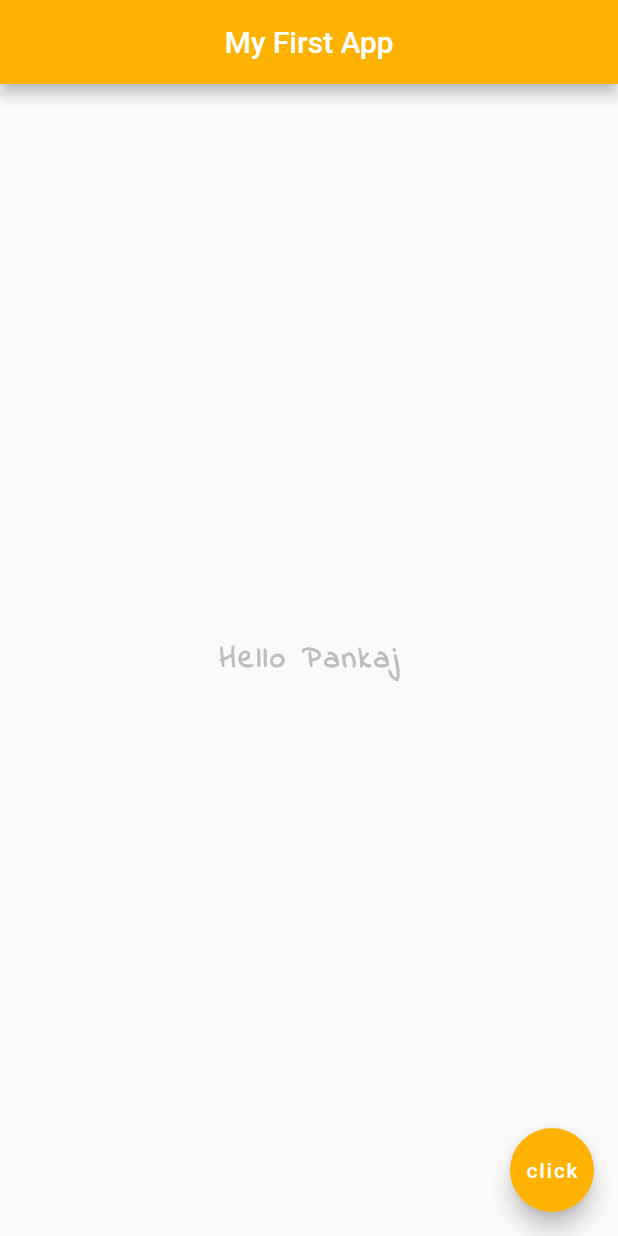
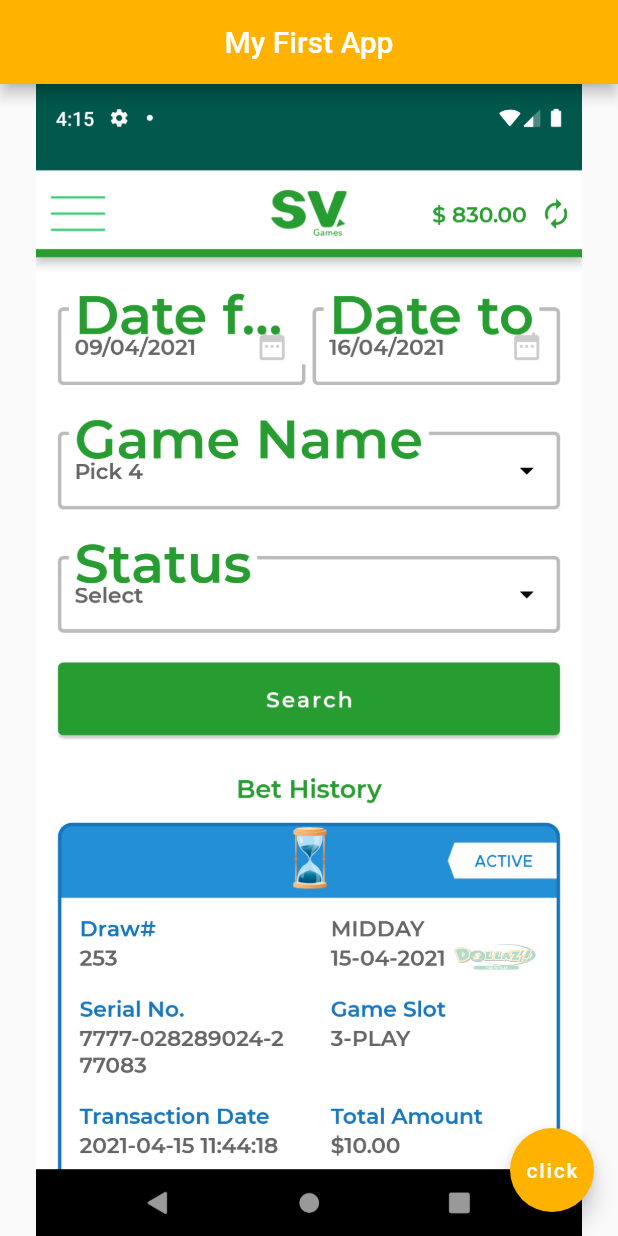
Before and after one commit to pankajatgithub/Flutter_first_project, a Flutter app: the screen it shows after launch, on a phone screen of 412 x 824 dp. Run offline on Flutter 3.47's test engine with Material 2 defaults, Android fonts, the phone set to English and light mode, and no system bars.

Commit message:
image in flutter

```diff
--- a/lib/main.dart
+++ b/lib/main.dart
@@ -2,32 +2,33 @@ import 'package:flutter/cupertino.dart';
 import 'package:flutter/material.dart';
 
 void main() =>  runApp(MaterialApp(
-  home: Scaffold(
+  home: Home()
+
+
+
+)
+);
+class Home extends StatelessWidget {
+
+  @override
+  Widget build(BuildContext context) {
+    return Scaffold(
       appBar: AppBar(
         title: Text("My First App"),
         centerTitle: true,
         backgroundColor:Colors.amber[600],
       ),
       body: Center(
-      child: Text(
-          "Hello Pankaj",
-        style: TextStyle(
-          fontSize: 20.0,
-          fontWeight: FontWeight.bold,
-          letterSpacing: 2.0,
-          color: Colors.grey[400],
-          fontFamily: 'IndieFlower'
-
-        ),
-      ),
+        child: Image(
+          image: AssetImage('assets/ss2.png'),
+        )
       ),
       floatingActionButton: FloatingActionButton(
         onPressed: (){},
         child: Text("click"),
         backgroundColor: Colors.amber[600],
 
-
-
       ),
-  )
-));
+    );
+  }
+}
--- a/pubspec.yaml
+++ b/pubspec.yaml
@@ -45,9 +45,9 @@ flutter:
   uses-material-design: true
 
   # To add assets to your application, add an assets section, like this:
-  # assets:
-  #   - images/a_dot_burr.jpeg
-  #   - images/a_dot_ham.jpeg
+  assets:
+     - assets/
+
 
   # An image asset can refer to one or more resolution-specific "variants", see
   # https://flutter.dev/assets-and-images/#resolution-aware.
```
Also changed, not shown: assets/ss1.png (added), assets/ss2.png (added), assets/ss3.png (added). Lines whose indentation alone changed are shown as unchanged.
